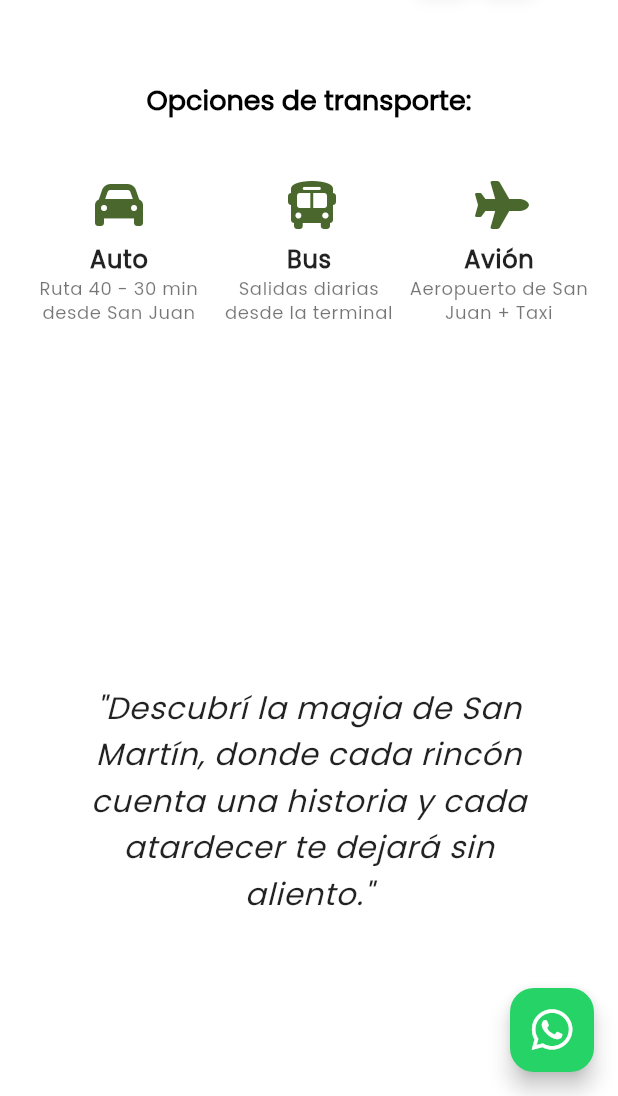
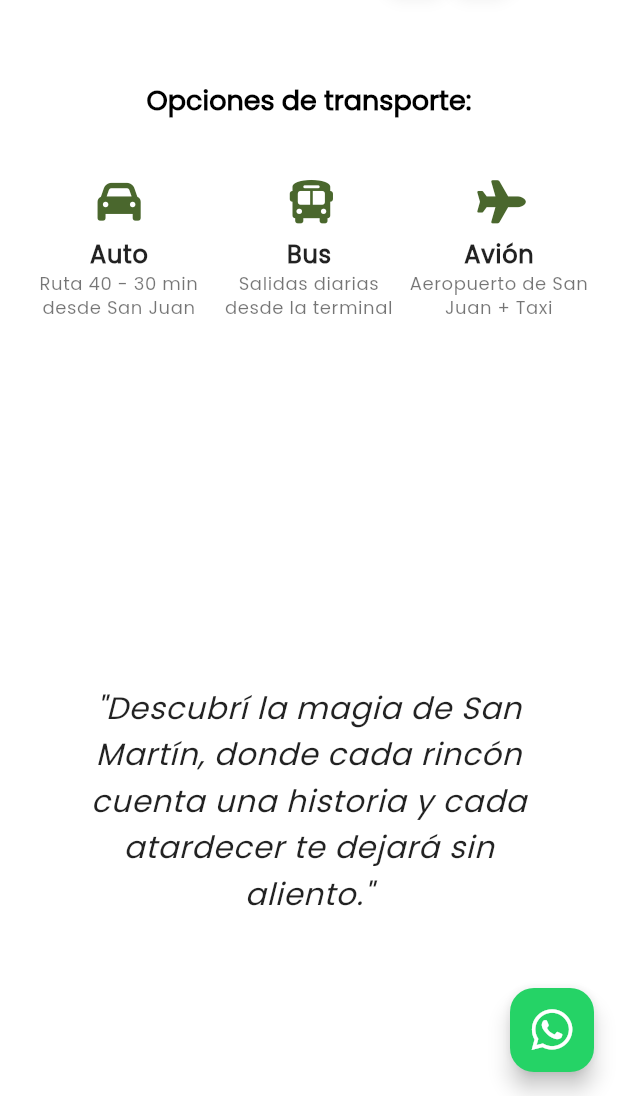
Before and after one commit to yamilsaad/turismo_sm, a Flutter app: the screen it shows after launch, scrolled down 576 dp, on a phone screen of 412 x 824 dp, the part 140-1236 px from its top. Run offline on Flutter 3.47's test engine with Material 3 defaults, Android fonts, the phone set to English and light mode, and no system bars; drawn by our look-alikes of flutter_map; our stand-ins replace animate_do, cloud_firestore, firebase_core, font_awesome_flutter, get, latlong2 and 1 more; accounts and stored records are empty; statements that could not run were skipped.

Commit message:
centralizació de iconos y creación de pantalla provisoria

```diff
--- a/lib/configs/routers/app_route.dart
+++ b/lib/configs/routers/app_route.dart
@@ -2,6 +2,8 @@ import 'package:get/get.dart';
 import 'package:turismo_sm/data/providers/banner_controller.dart';
 import 'package:turismo_sm/presentations/pages/home_page.dart';
 import 'package:turismo_sm/presentations/views/web/screens/detalle_lugar_screen.dart';
+import 'package:turismo_sm/presentations/views/mobile/screens/working_screen_mobile.dart';
+import 'package:turismo_sm/presentations/views/web/screens/working_screen_web.dart';
 
 class AppRouter {
   static List<GetPage> get routes => [
@@ -17,5 +19,13 @@ class AppRouter {
             page: () => DetalleLugarScreen()), // Ruta de detalle del lugar
         //GetPage(name: '/detalle_hospedaje', page: () => const FormMobileScreen()),
         //GetPage(name: '/empresa_mobile', page: () => const EmpresaScreen()),
+        GetPage(
+          name: '/working-mobile',
+          page: () => const WorkingScreenMobile(),
+        ),
+        GetPage(
+          name: '/working-web',
+          page: () => const WorkingScreenWeb(),
+        ),
       ];
 }
--- a/lib/presentations/views/mobile/indicaciones_view_mobile.dart
+++ b/lib/presentations/views/mobile/indicaciones_view_mobile.dart
@@ -3,6 +3,7 @@ import 'package:flutter_map/flutter_map.dart';
 import 'package:latlong2/latlong.dart';
 import 'package:font_awesome_flutter/font_awesome_flutter.dart';
 import '../../../core/helpers/screen_helper.dart';
+import '../../../core/shared/app_icons.dart';
 
 class IndicacionesViewMobile extends StatefulWidget {
   const IndicacionesViewMobile({super.key});
@@ -68,10 +69,10 @@ class _IndicacionesViewMobileState extends State<IndicacionesViewMobile>
     final screenHeight = ScreenHelper.height(context);
     final screenWidth = ScreenHelper.width(context);
 
-    final sanMartin = LatLng(-31.516389, -68.353611);
-    final sanJuan = LatLng(-31.5333, -68.5196);
+    const sanMartin = LatLng(-31.516389, -68.353611);
+    const sanJuan = LatLng(-31.5333, -68.5196);
 
-    final Distance distance = Distance();
+    const Distance distance = Distance();
     final double km = distance.as(LengthUnit.Kilometer, sanJuan, sanMartin);
 
     final midPoint = LatLng(
@@ -122,7 +123,7 @@ class _IndicacionesViewMobileState extends State<IndicacionesViewMobile>
                           height: 80.0,
                           point: sanMartin,
                           child: Icon(
-                            FontAwesomeIcons.houseChimney,
+                            AppIcons.houseChimney,
                             color: theme.colorScheme.error,
                             size: ScreenHelper.fontSize(context, 0.05),
                           ),
@@ -132,7 +133,7 @@ class _IndicacionesViewMobileState extends State<IndicacionesViewMobile>
                           height: 80.0,
                           point: sanJuan,
                           child: Icon(
-                            FontAwesomeIcons.houseChimney,
+                            AppIcons.houseChimney,
                             color: theme.colorScheme.primary,
                             size: ScreenHelper.fontSize(context, 0.05),
                           ),
@@ -185,7 +186,7 @@ class _IndicacionesViewMobileState extends State<IndicacionesViewMobile>
                       children: [
                         Expanded(
                           child: _buildTransportOption(
-                              FontAwesomeIcons.car,
+                              AppIcons.car,
                               'Auto',
                               'Ruta 40 - 30 min desde San Juan',
                               theme.colorScheme.primary,
@@ -193,7 +194,7 @@ class _IndicacionesViewMobileState extends State<IndicacionesViewMobile>
                         ),
                         Expanded(
                           child: _buildTransportOption(
-                              FontAwesomeIcons.bus,
+                              AppIcons.bus,
                               'Bus',
                               'Salidas diarias desde la terminal',
                               theme.colorScheme.primary,
@@ -201,7 +202,7 @@ class _IndicacionesViewMobileState extends State<IndicacionesViewMobile>
                         ),
                         Expanded(
                           child: _buildTransportOption(
-                              FontAwesomeIcons.plane,
+                              AppIcons.plane,
                               'Avión',
                               'Aeropuerto de San Juan + Taxi',
                               theme.colorScheme.primary,
@@ -222,8 +223,8 @@ class _IndicacionesViewMobileState extends State<IndicacionesViewMobile>
                 Row(
                   mainAxisAlignment: MainAxisAlignment.center,
                   children: [
-                    SizedBox(width: 36),
-                    _mapArrowButton(Icons.keyboard_arrow_up, () {
+                    const SizedBox(width: 36),
+                    _mapArrowButton(AppIcons.angleUp, () {
                       final center = _mapController.camera.center;
                       _animatedMove(
                           LatLng(center.latitude + 0.05, center.longitude),
@@ -232,8 +233,8 @@ class _IndicacionesViewMobileState extends State<IndicacionesViewMobile>
                     const SizedBox(width: 8),
                     _mapToggleButton(
                       _isInteractive
-                          ? Icons.touch_app_outlined
-                          : Icons.touch_app_outlined,
+                          ? AppIcons.handPointer
+                          : AppIcons.handPointer,
                       _toggleInteraction,
                       _isInteractive,
                     ),
@@ -243,21 +244,21 @@ class _IndicacionesViewMobileState extends State<IndicacionesViewMobile>
                 Row(
                   mainAxisAlignment: MainAxisAlignment.center,
                   children: [
-                    _mapArrowButton(Icons.keyboard_arrow_left, () {
+                    _mapArrowButton(AppIcons.angleLeft, () {
                       final center = _mapController.camera.center;
                       _animatedMove(
                           LatLng(center.latitude, center.longitude - 0.05),
                           _mapController.camera.zoom);
                     }),
-                    SizedBox(width: 8),
-                    _mapArrowButton(Icons.keyboard_arrow_down, () {
+                    const SizedBox(width: 8),
+                    _mapArrowButton(AppIcons.angleDown, () {
                       final center = _mapController.camera.center;
                       _animatedMove(
                           LatLng(center.latitude - 0.05, center.longitude),
                           _mapController.camera.zoom);
                     }),
-                    SizedBox(width: 8),
-                    _mapArrowButton(Icons.keyboard_arrow_right, () {
+                    const SizedBox(width: 8),
+                    _mapArrowButton(AppIcons.angleRight, () {
                       final center = _mapController.camera.center;
                       _animatedMove(
                           LatLng(center.latitude, center.longitude + 0.05),
@@ -269,11 +270,9 @@ class _IndicacionesViewMobileState extends State<IndicacionesViewMobile>
                 Row(
                   mainAxisAlignment: MainAxisAlignment.center,
                   children: [
-                    _mapZoomButton(
-                        FontAwesomeIcons.magnifyingGlassPlus, _zoomIn),
-                    SizedBox(width: 8),
-                    _mapZoomButton(
-                        FontAwesomeIcons.magnifyingGlassMinus, _zoomOut),
+                    _mapZoomButton(AppIcons.magnifyingGlassPlus, _zoomIn),
+                    const SizedBox(width: 8),
+                    _mapZoomButton(AppIcons.magnifyingGlassMinus, _zoomOut),
                   ],
                 ),
               ],
@@ -290,7 +289,7 @@ class _IndicacionesViewMobileState extends State<IndicacionesViewMobile>
       mainAxisAlignment: MainAxisAlignment.center,
       crossAxisAlignment: CrossAxisAlignment.center,
       children: [
-        Icon(icon, color: color, size: ScreenHelper.fontSize(context, 0.08)),
+        Icon(icon, color: color, size: ScreenHelper.fontSize(context, 0.07)),
         const SizedBox(height: 8),
         Text(title,
             style: theme.textTheme.bodyLarge
@@ -305,15 +304,9 @@ class _IndicacionesViewMobileState extends State<IndicacionesViewMobile>
   }
 
   Widget _mapArrowButton(IconData icon, VoidCallback onPressed) {
-    return SizedBox(
-      width: 36,
-      height: 36,
-      child: FloatingActionButton(
-        heroTag: icon.toString(),
-        onPressed: onPressed,
-        mini: true,
-        child: Icon(icon, size: 20),
-      ),
+    return IconButton(
+      icon: Icon(icon, size: ScreenHelper.fontSize(context, 0.06)),
+      onPressed: onPressed,
     );
   }
 
```
Also changed, not shown: lib/core/shared/app_icons.dart (added, +137 -0 lines), lib/presentations/views/mobile/screens/working_screen_mobile.dart (added, +46 -0 lines), lib/presentations/views/mobile/widgets/drawer_mobile_widget.dart (+18 -3 lines), lib/presentations/views/web/indicaciones_view.dart (+31 -30 lines), lib/presentations/views/web/screens/working_screen_web.dart (added, +46 -0 lines), lib/presentations/views/web/widgets/drawer_widget.dart (+18 -3 lines), 2 other files.
